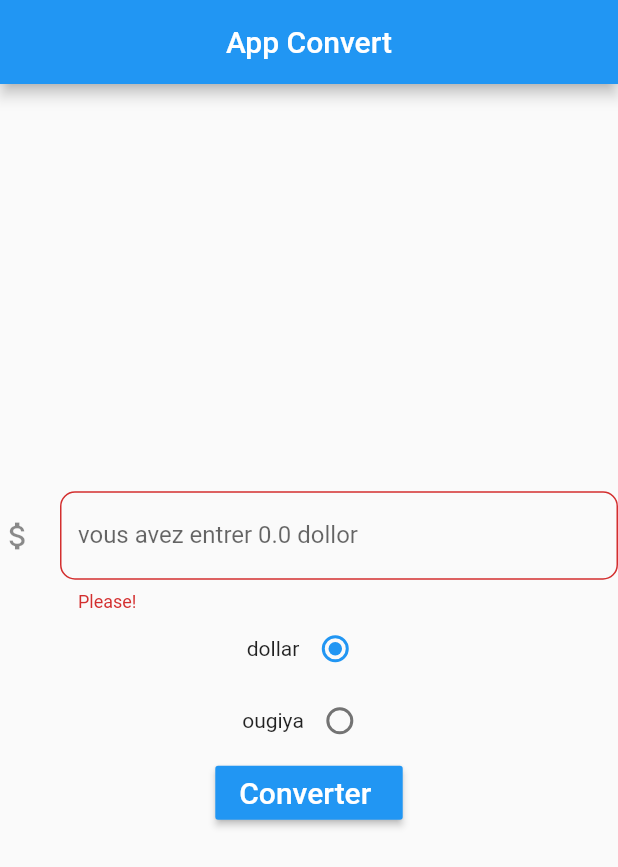
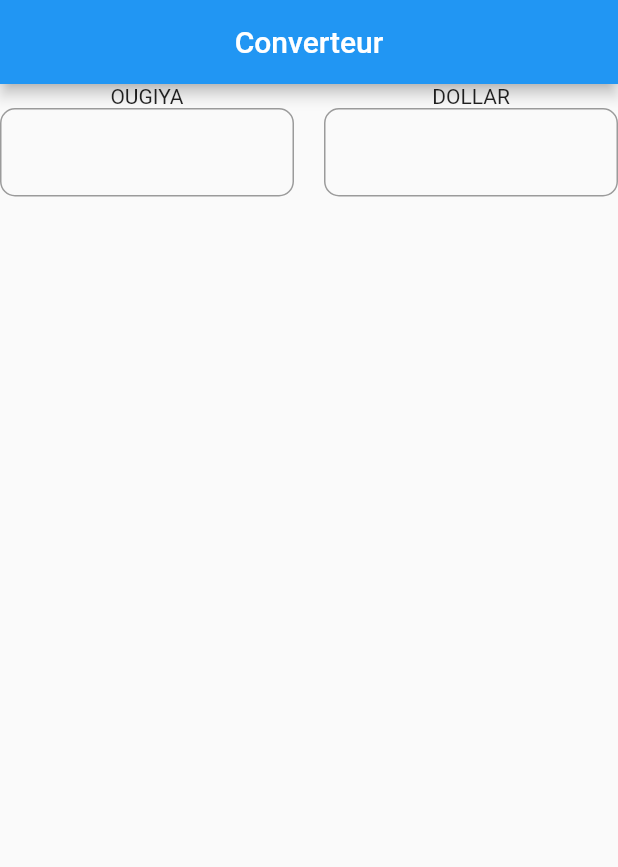
Before and after one commit to mohmedmahmoud/converteur_flutter, a Flutter app: the screen it shows after launch, on a phone screen of 412 x 824 dp. Shown: the top 867 px of the screen. Run offline on Flutter 3.47's test engine with Material 2 defaults, Android fonts, the phone set to English and light mode, and no system bars.

Commit message:
autre idee

```diff
--- a/lib/main.dart
+++ b/lib/main.dart
@@ -1,125 +1,67 @@
+import "package:flutter/material.dart";
 
-import 'package:flutter/material.dart';
+main()=>runApp(converteur());
 
-void main() => runApp(MyApp());
 
-class MyApp extends StatelessWidget {
-  // This widget is the root of your application.
+class converteur extends StatefulWidget {
+  converteur({Key key}) : super(key: key);
+
+  @override
+  _converteurState createState() => _converteurState();
+}
+
+class _converteurState extends State<converteur> {
   @override
   Widget build(BuildContext context) {
     return MaterialApp(
-      debugShowCheckedModeBanner: false,
-      title: 'Flutter Demo',
-      theme: ThemeData(
-
-        primarySwatch: Colors.blue,
+       home: Scaffold(
+         appBar: AppBar(
+           title:Text("Converteur",),
+           centerTitle: true,
          ),
-      home: MyHomePage(title: 'App Convert'),
-    );
-  }
-}
-
-class MyHomePage extends StatefulWidget {
-  MyHomePage({Key key, this.title}) : super(key: key);
-
-
-
-  final String title;
-
-  @override
-  _MyHomePageState createState() => _MyHomePageState();
-}
-
-class _MyHomePageState extends State<MyHomePage> {
-
-  bool val=true;
- double ougiya=0.0,dollar=0.0;
- bool isDollar;
-
-  @override
-  Widget build(BuildContext context) {
-
-    return Scaffold(
-
-      appBar: AppBar(
-        centerTitle: true,
-        // Here we take the value from the MyHomePage object that was created by
-        // the App.build method, and use it to set our appbar title.
-        title: Text(widget.title),
-      ),
-      body: Center(
-        // Center is a layout widget. It takes a single child and positions it
-        // in the middle of the parent.
-        child: Padding(
-          padding: const EdgeInsets.symmetric(),
-          child: Column(
-
+         body: Row(
+           crossAxisAlignment: CrossAxisAlignment.center,
            mainAxisAlignment: MainAxisAlignment.center,
            children: <Widget>[
+
+           Expanded(
+
+                        child: Column(
+               children: <Widget>[
+                 Text("OUGIYA"),
                  TextField(
-                onChanged: (value){
-                setState(() {
-
-                    dollar=double.parse(value);
-
-
-                });
-                },
-                decoration: InputDecoration(
-                          errorText: (dollar==0.0) ? 'Please!': null,
+                   decoration:InputDecoration(
                       border: OutlineInputBorder(
           borderRadius: BorderRadius.all(Radius.circular(10.0)),
         ),
 
-
-                icon: Icon(Icons.attach_money,),
-                hintText: "DOLLAR",
-                labelText: val? "vous avez entrer $dollar dollor":"vous avez entrer $dollar ougiya"
                    ),
-               textAlign: TextAlign.center,
-               scrollPadding: EdgeInsets.all(0.6),
-               keyboardType:TextInputType.number,
-              )
-            , Row(
-              mainAxisAlignment: MainAxisAlignment.center,
-              children: <Widget>[
-
-                Text("dollar"),
-                Radio(value: true, groupValue: val, onChanged: (newvalue){
-                setState(() {
-                 val=newvalue;
-                });
-                },
-                ),
-                   ],
-             ),
-             Row(
-              mainAxisAlignment: MainAxisAlignment.center,
-              children: <Widget>[
-                 Text("ougiya"),
-                  Radio(value: false, groupValue: val, onChanged: (newvalue){
-                   setState(() {
-                 val=newvalue;
-                });
-                },
-                ),
-              ],
-             ),
-             RaisedButton(onPressed: (){
-              val ? (dollar=dollar*37.57 ):(dollar=dollar/37.57);
-              showDialog(context: context, builder: (context)=>(AlertDialog( title:Text("CONVERTEUR"),
-              content: Text("$dollar",style: TextStyle(fontSize:60 ),),)));
-             },
-             color: Colors.blue,
-             hoverColor: Colors.blueAccent,
-             child: Text("Converter ",style: TextStyle(color: Colors.white,fontSize: 20),),
-
                  )
                ],
              ),
            ),
+            SizedBox(
+               width: 20,
+             ),
+             Expanded(
+
+                        child: Column(
+               children: <Widget>[
+                 Text("DOLLAR"),
+                 TextField(
+                   decoration:InputDecoration(
+                      border: OutlineInputBorder(
+          borderRadius: BorderRadius.all(Radius.circular(10.0)),
         ),
 
+                   ),
+                 )
+               ],
+             ),
+           ),
+           ],
+         ),
+       ),
     );
   }
 }
```
Lines whose indentation alone changed are shown as unchanged.
